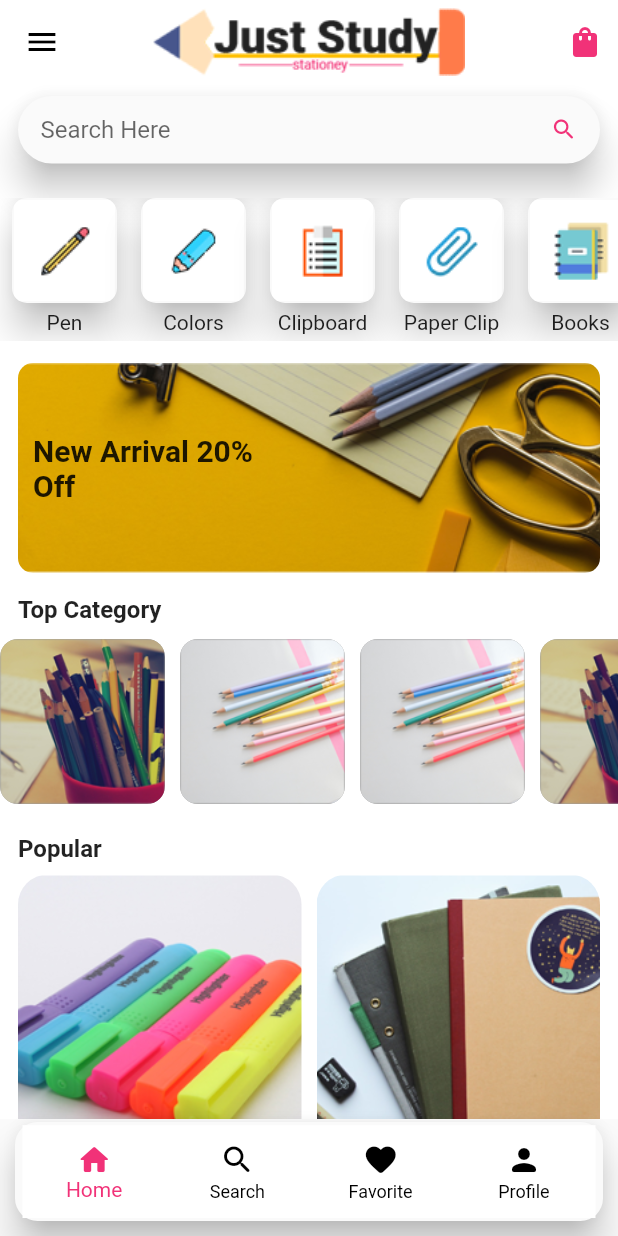
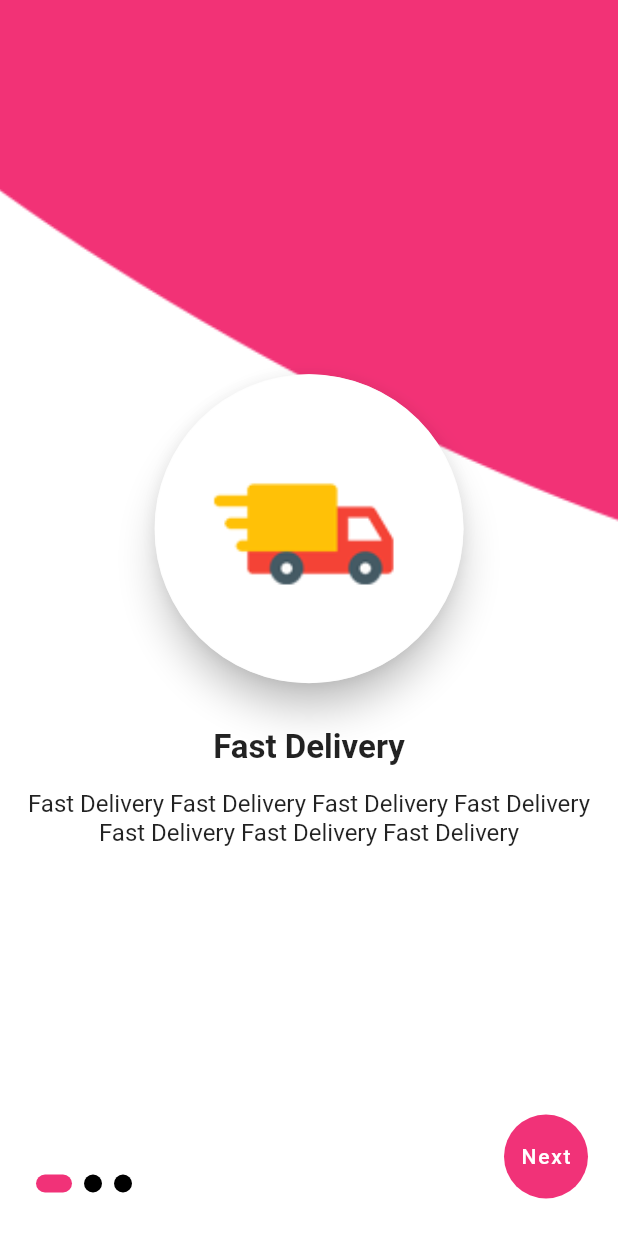
Before and after one commit to rushit5560/General_Store_Project, a Flutter app: the screen it shows after launch, on a phone screen of 412 x 824 dp. Run offline on Flutter 3.47's test engine with Material 2 defaults, Android fonts, the phone set to English and light mode, and no system bars; our stand-ins replace carousel_slider, get, google_maps_flutter, shared_preferences.

Commit message:
OnBoarding Screen Code Reformat

```diff
--- a/general_store/lib/common/custom_color.dart
+++ b/general_store/lib/common/app_color.dart
@@ -1,6 +1,6 @@
 import 'package:flutter/material.dart';
 
-class CustomColor {
+class AppColor {
   static const Color kPinkColor = Color(0xfff13278);
   static const Color kOrangeColor = Color(0xfffec107);
   static const Color kLightOrangeColor = Color(0xfffff1ca);
--- a/general_store/lib/common/app_theme.dart
+++ b/general_store/lib/common/app_theme.dart
@@ -1,6 +1,6 @@
 import 'package:flutter/material.dart';
 
-import 'custom_color.dart';
+import 'app_color.dart';
 
 ThemeData appTheme() {
   return ThemeData.light().copyWith(
@@ -13,11 +13,11 @@ ThemeData appTheme() {
     ),
     bottomNavigationBarTheme: BottomNavigationBarThemeData(
       backgroundColor: Colors.white,
-      selectedIconTheme: IconThemeData(color: CustomColor.kPinkColor),
+      selectedIconTheme: IconThemeData(color: AppColor.kPinkColor),
       unselectedIconTheme: IconThemeData(color: Colors.black),
       selectedLabelStyle: TextStyle(color: Colors.black),
       showSelectedLabels: true,
-      selectedItemColor: CustomColor.kPinkColor,
+      selectedItemColor: AppColor.kPinkColor,
       showUnselectedLabels: true,
       unselectedItemColor: Colors.black,
       type: BottomNavigationBarType.fixed,
--- a/general_store/lib/common/custom_widget.dart
+++ b/general_store/lib/common/custom_widget.dart
@@ -1,16 +1,6 @@
 import 'package:flutter/material.dart';
 
-// Widget spacerHeight(double value){
-//   return SizedBox(height: value);
-// }
-
-// Widget spacerWidth(double value) {
-//   return SizedBox(width: value);
-// }
-
-// Widget customDivider() {
-//   return Divider(thickness: 1);
-// }
+import 'img_url.dart';
 
 class SpacerHeight extends StatelessWidget {
   final double value;
@@ -42,3 +32,19 @@ class CustomDivider extends StatelessWidget {
     return Divider(thickness: 1);
   }
 }
+
+class BackGroundImage extends StatelessWidget {
+  const BackGroundImage({Key? key}) : super(key: key);
+
+  @override
+  Widget build(BuildContext context) {
+    return Container(
+        decoration: BoxDecoration(
+          image: DecorationImage(
+              image: AssetImage(ImgUrl.servicebg),
+              fit: BoxFit.cover
+          ),
+        )
+    );
+  }
+}
--- a/general_store/lib/controllers/splash_screen_controller/splash_screen_controller.dart
+++ b/general_store/lib/controllers/splash_screen_controller/splash_screen_controller.dart
@@ -15,16 +15,12 @@ class SplashScreenController extends GetxController {
   }
 
   getOnBoardingValue() async {
-    print('-----getOnBoardingValue Function Run-----');
-
     SharedPreferences prefs = await SharedPreferences.getInstance();
     onBoardingValue = prefs.getBool("onboarding");
     print('Value : $onBoardingValue');
     if (onBoardingValue == true) {
-      print('----Go to IndexPage----');
       Get.off(() => IndexScreen());
     } else {
-      print('----Go to OnBoardingPage----');
       Get.off(() => OnBoardingScreen());
     }
   }
--- a/general_store/lib/main.dart
+++ b/general_store/lib/main.dart
@@ -1,5 +1,5 @@
 import 'package:flutter/material.dart';
-import 'package:general_store/screens/index_screen/index_screen.dart';
+import 'package:general_store/screens/splash_screen/splash_screen.dart';
 import 'package:get/get.dart';
 import 'common/app_theme.dart';
 
@@ -16,7 +16,7 @@ class MyApp extends StatelessWidget {
       title: 'General Store',
       debugShowCheckedModeBanner: false,
       theme: appTheme(),
-      home: IndexScreen(),
+      home: SplashScreen(),
     );
   }
 }
--- a/general_store/lib/screens/cart_screen/cart_screen.dart
+++ b/general_store/lib/screens/cart_screen/cart_screen.dart
@@ -1,5 +1,5 @@
 import 'package:flutter/material.dart';
-import 'package:general_store/common/custom_color.dart';
+import 'package:general_store/common/app_color.dart';
 import 'package:general_store/common/custom_widget.dart';
 import 'package:general_store/common/img_url.dart';
 import 'package:general_store/models/cart_screen_model/cart_model.dart';
@@ -240,7 +240,7 @@ class CartScreen extends StatelessWidget {
         child: Container(
           width: Get.width,
           decoration: BoxDecoration(
-              color: CustomColor.kPinkColor,
+              color: AppColor.kPinkColor,
               borderRadius: BorderRadius.circular(25)),
           child: Center(
               child: Padding(
--- a/general_store/lib/screens/home_screen/home_screen.dart
+++ b/general_store/lib/screens/home_screen/home_screen.dart
@@ -1,6 +1,6 @@
 import 'package:flutter/cupertino.dart';
 import 'package:flutter/material.dart';
-import 'package:general_store/common/custom_color.dart';
+import 'package:general_store/common/app_color.dart';
 import 'package:general_store/common/custom_drawer.dart';
 import 'package:general_store/common/custom_widget.dart';
 import 'package:general_store/common/img_url.dart';
@@ -65,7 +65,7 @@ class HomeScreen extends StatelessWidget {
                 },
                 child: Icon(
                   Icons.shopping_bag,
-                  color: CustomColor.kPinkColor,
+                  color: AppColor.kPinkColor,
                 ),
               ),
             ),
@@ -102,7 +102,7 @@ class HomeScreen extends StatelessWidget {
           elevation: 10,
           borderRadius: BorderRadius.circular(30),
           child: TextFormField(
-            cursorColor: CustomColor.kPinkColor,
+            cursorColor: AppColor.kPinkColor,
             controller: searchController,
             onChanged: (value){
               searchValue = value;
@@ -125,7 +125,7 @@ class HomeScreen extends StatelessWidget {
                 },
                 child: Icon(
                   Icons.search_rounded,
-                  color: CustomColor.kPinkColor,
+                  color: AppColor.kPinkColor,
                 ),
               ),
             ),
--- /dev/null
+++ b/general_store/lib/screens/onboarding_screen/onboarding_screen_widgets.dart
@@ -0,0 +1,121 @@
+import 'package:flutter/material.dart';
+import 'package:general_store/common/app_color.dart';
+import 'package:general_store/common/custom_widget.dart';
+import 'package:general_store/controllers/onboarding_screen_controller/onboarding_screen_controller.dart';
+import 'package:general_store/models/onboarding_screen_model/onboarding_model.dart';
+import 'package:get/get.dart';
+
+class PageIndicators extends StatelessWidget {
+  PageIndicators({Key? key}) : super(key: key);
+  final onBoardingScreenController = Get.find<OnBoardingScreenController>();
+
+  @override
+  Widget build(BuildContext context) {
+    return Row(
+      children: List.generate(
+        onBoardingScreenController.onBoardingPages.length,
+        (index) => Obx(
+          () => onBoardingScreenController.selectedPageIndex.value == index
+              ? activeIndicator()
+              : inActiveIndicator(),
+        ),
+      ),
+    );
+  }
+
+  Widget activeIndicator() {
+    return Container(
+      margin: EdgeInsets.all(4),
+      width: 24,
+      height: 12,
+      decoration: BoxDecoration(
+          color: AppColor.kPinkColor,
+          borderRadius: BorderRadius.circular(15)),
+    );
+  }
+
+  Widget inActiveIndicator() {
+    return Container(
+      margin: EdgeInsets.all(4),
+      width: 12,
+      height: 12,
+      decoration: BoxDecoration(
+          color: Colors.black, shape: BoxShape.circle),
+    );
+  }
+}
+
+class NextButton extends StatelessWidget {
+  NextButton({Key? key}) : super(key: key);
+  final onBoardingScreenController = Get.find<OnBoardingScreenController>();
+
+  @override
+  Widget build(BuildContext context) {
+    return FloatingActionButton(
+      elevation: 0,
+      backgroundColor: AppColor.kPinkColor,
+      onPressed: onBoardingScreenController.forwardAction,
+      child: Obx(
+            () => Text(
+          onBoardingScreenController.isLastPage ? 'Start' : 'Next',
+          style: TextStyle(
+            color: Colors.white,
+          ),
+        ),
+      ),
+    );
+  }
+}
+
+class PageViewBuilderTile extends StatelessWidget {
+  OnBoardingInfo onBoardingItem;
+  PageViewBuilderTile({required this.onBoardingItem});
+
+  @override
+  Widget build(BuildContext context) {
+    return Container(
+      child: Padding(
+        padding: const EdgeInsets.all(8.0),
+        child: Column(
+          mainAxisAlignment: MainAxisAlignment.center,
+          children: [
+            Material(
+              elevation: 10,
+              borderRadius: BorderRadius.circular(140),
+              child: Container(
+                width: Get.width * 0.5,
+                height: Get.width * 0.5,
+                decoration: BoxDecoration(
+                    shape: BoxShape.circle,
+                    image: DecorationImage(
+                        image: AssetImage(onBoardingItem.img),
+                        fit: BoxFit.cover
+                    )
+                ),
+              ),
+            ),
+            SpacerHeight(30),
+            Text(
+              onBoardingItem.title,
+              maxLines: 1,
+              overflow: TextOverflow.ellipsis,
+              style: TextStyle(
+                fontWeight: FontWeight.bold,
+                fontSize: 22,
+              ),
+            ),
+            SpacerHeight(15),
+            Text(
+              onBoardingItem.description,
+              textAlign: TextAlign.center,
+              style: TextStyle(
+                fontSize: 16,
+              ),
+            ),
+            SpacerHeight(10),
+          ],
+        ),
+      ),
+    );
+  }
+}
--- a/general_store/lib/screens/order_confirmed_screen/order_confirmed_screen.dart
+++ b/general_store/lib/screens/order_confirmed_screen/order_confirmed_screen.dart
@@ -1,5 +1,5 @@
 import 'package:flutter/material.dart';
-import 'package:general_store/common/custom_color.dart';
+import 'package:general_store/common/app_color.dart';
 import 'package:general_store/common/custom_widget.dart';
 import 'package:general_store/common/img_url.dart';
 import 'package:general_store/screens/index_screen/index_screen.dart';
@@ -100,7 +100,7 @@ class OrderConfirmedScreen extends StatelessWidget {
         child: Container(
           width: Get.width,
           decoration: BoxDecoration(
-            color: CustomColor.kPinkColor,
+            color: AppColor.kPinkColor,
             borderRadius: BorderRadius.circular(15),
           ),
           child: Padding(
--- a/general_store/lib/screens/splash_screen/splash_screen.dart
+++ b/general_store/lib/screens/splash_screen/splash_screen.dart
@@ -5,8 +5,7 @@ import 'package:get/get.dart';
 import '../../controllers/splash_screen_controller/splash_screen_controller.dart';
 
 class SplashScreen extends StatelessWidget {
-  // const SplashPage({Key? key}) : super(key: key);
-  SplashScreenController splashController = Get.put(SplashScreenController());
+  final splashController = Get.put(SplashScreenController());
 
   @override
   Widget build(BuildContext context) {
```
Also changed, not shown: general_store/lib/screens/checkout_screen/checkout_screen.dart (+6 -6 lines), general_store/lib/screens/contactus_screen/contactus_screen.dart (+6 -6 lines), general_store/lib/screens/onboarding_screen/onboarding_screen.dart (+11 -92 lines), general_store/lib/screens/product_detail_screen/product_detail_screen.dart (+12 -12 lines), general_store/lib/screens/profile_screen/profile_screen.dart (+15 -15 lines), general_store/lib/screens/signin_screen/signin_screen.dart (+5 -5 lines), general_store/lib/screens/signup_screen/signup_screen.dart (+6 -6 lines).
